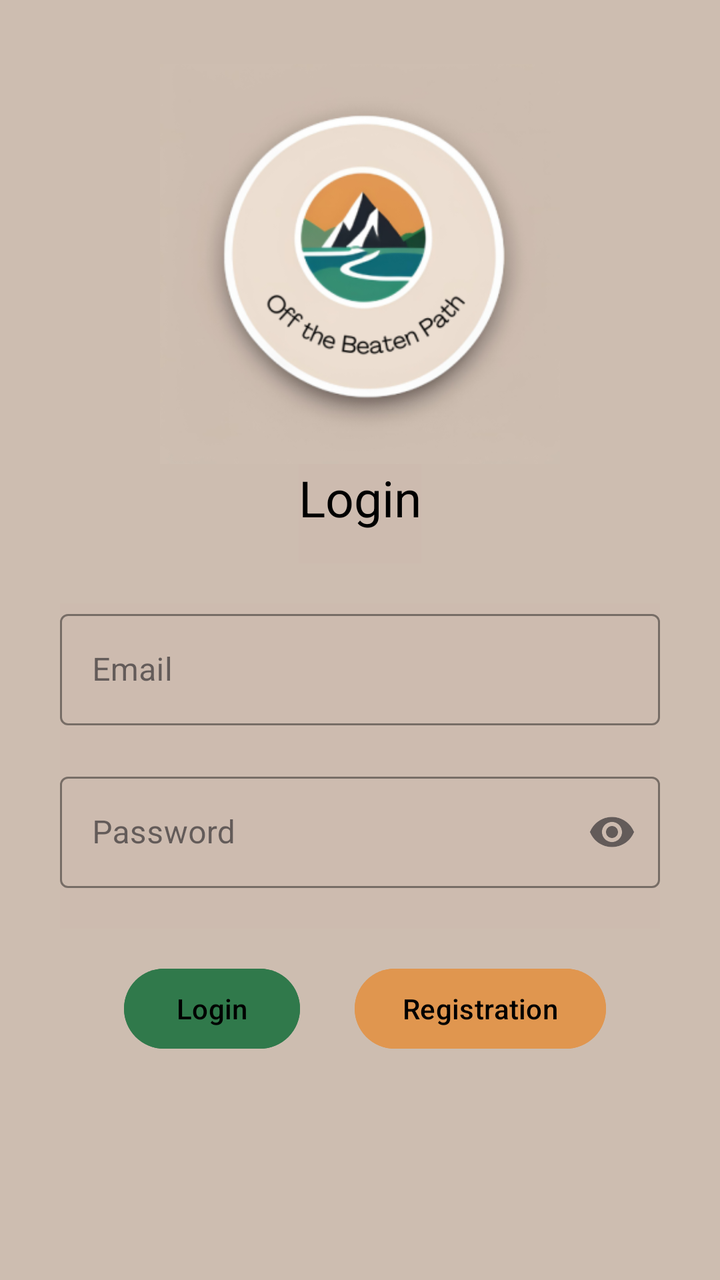
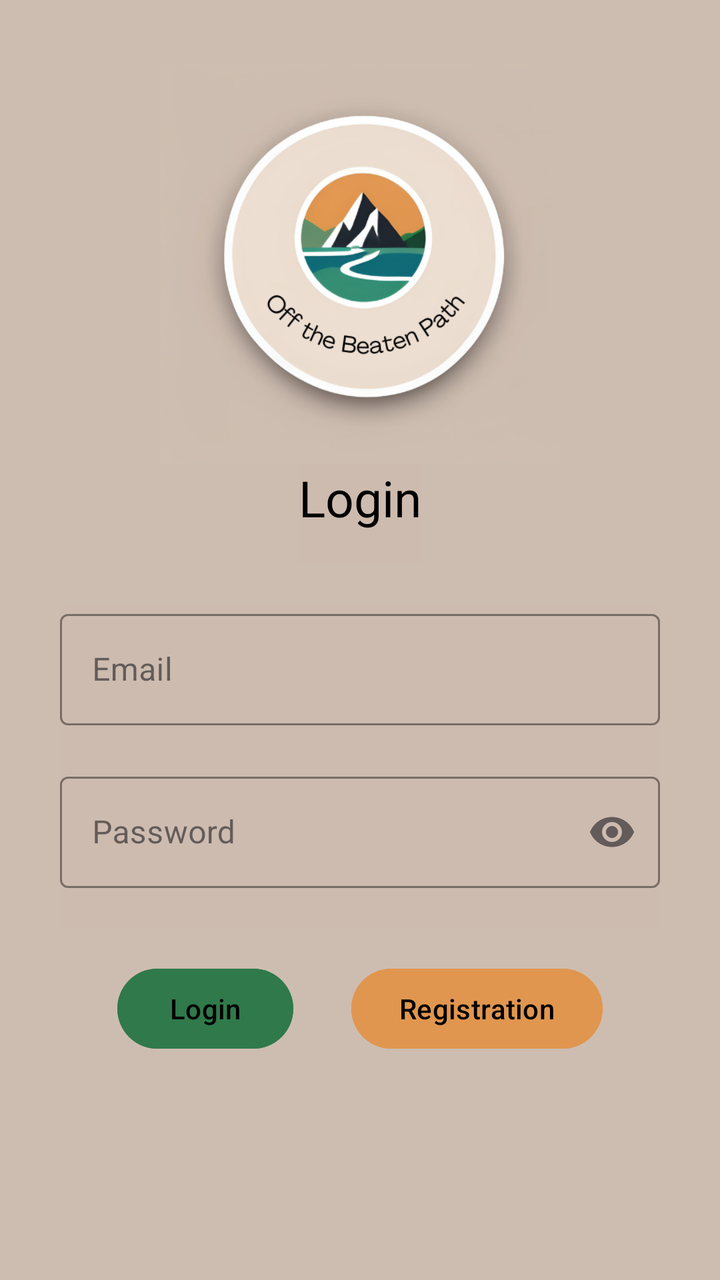

Before-and-after screenshots of an Android layout around one commit, followed by the original layout XML and the change that was made.
<!-- AndroidManifest.xml: application theme Theme.OffTheBeatenPath -->
<!-- res/layout/activity_login.xml -->
<?xml version="1.0" encoding="utf-8"?>
<androidx.constraintlayout.widget.ConstraintLayout xmlns:android="http://schemas.android.com/apk/res/android"
    xmlns:app="http://schemas.android.com/apk/res-auto"
    xmlns:tools="http://schemas.android.com/tools"
    android:id="@+id/login"
    android:layout_width="match_parent"
    android:layout_height="match_parent"
    android:background="#CDBDB0"
    tools:context=".LoginActivity">

    <ImageView
        android:id="@+id/logoImageView"
        android:layout_width="200dp"
        android:layout_height="200dp"
        android:src="@mipmap/ic_launcher_foreground"
        app:layout_constraintEnd_toEndOf="parent"
        app:layout_constraintStart_toStartOf="parent"
        app:layout_constraintTop_toBottomOf="@id/guideLine" />

    <androidx.constraintlayout.widget.Guideline
        android:id="@+id/guideLine"
        android:layout_width="wrap_content"
        android:layout_height="wrap_content"
        android:orientation="horizontal"
        app:layout_constraintGuide_percent="0.05" />

    <TextView
        android:id="@+id/loginTextView"
        android:layout_width="wrap_content"
        android:layout_height="wrap_content"
        android:background="@color/darker_brown"
        android:paddingBottom="16dp"
        android:text="@string/login"
        android:textColor="@color/black"
        android:textSize="25sp"
        app:layout_constraintEnd_toEndOf="parent"
        app:layout_constraintStart_toStartOf="parent"
        app:layout_constraintTop_toBottomOf="@id/logoImageView" />

    <com.google.android.material.textfield.TextInputLayout
        android:id="@+id/loginEmailEditText"
        android:background="@color/darker_brown"
        style="@style/Widget.MaterialComponents.TextInputLayout.OutlinedBox"
        android:layout_width="300dp"
        android:layout_height="wrap_content"
        android:layout_marginTop="20dp"
        android:hint="@string/email"
        app:boxStrokeColor="@color/greenis"
        app:hintTextColor="@color/greenis"
        app:cursorColor="@color/greenis"
        app:layout_constraintEnd_toEndOf="@id/logoImageView"
        app:layout_constraintStart_toStartOf="@id/logoImageView"
        app:layout_constraintTop_toBottomOf="@id/loginTextView"
        app:errorEnabled="true">

        <com.google.android.material.textfield.TextInputEditText
            android:layout_width="match_parent"
            android:layout_height="wrap_content" />

    </com.google.android.material.textfield.TextInputLayout>


    <com.google.android.material.textfield.TextInputLayout
        android:id="@+id/loginPasswordEditText"
        style="@style/Widget.MaterialComponents.TextInputLayout.OutlinedBox"
        android:layout_width="300dp"
        android:layout_height="wrap_content"
        android:background="@color/darker_brown"
        android:hint="@string/password"
        app:boxStrokeColor="@color/greenis"
        app:hintTextColor="@color/greenis"
        app:cursorColor="@color/greenis"
        app:endIconMode="password_toggle"
        app:layout_constraintEnd_toEndOf="@id/logoImageView"
        app:layout_constraintStart_toStartOf="@id/logoImageView"
        app:layout_constraintTop_toBottomOf="@id/loginEmailEditText"
        app:errorEnabled="true">

        <com.google.android.material.textfield.TextInputEditText
            android:layout_width="match_parent"
            android:layout_height="wrap_content"
            android:inputType="textPassword"/>

    </com.google.android.material.textfield.TextInputLayout>


    <Button
        android:id="@+id/loginButton"
        android:layout_width="wrap_content"
        android:layout_height="wrap_content"
        android:layout_marginStart="32dp"
        android:layout_marginTop="16dp"
        android:backgroundTint="@color/green"
        android:text="@string/login"
        android:textColor="@color/black"
        app:layout_constraintStart_toStartOf="@id/loginPasswordEditText"
        app:layout_constraintTop_toBottomOf="@id/loginPasswordEditText" />

    <Button
        android:id="@+id/registerButton"
        android:layout_width="wrap_content"
        android:layout_height="wrap_content"
        android:layout_marginTop="16dp"
        android:backgroundTint="@color/orange"
        android:text="@string/registration"
        android:textColor="@color/black"
        app:layout_constraintEnd_toEndOf="@id/loginPasswordEditText"
        app:layout_constraintStart_toEndOf="@id/loginButton"
        app:layout_constraintTop_toBottomOf="@id/loginPasswordEditText" />

</androidx.constraintlayout.widget.ConstraintLayout>
<!-- resources referenced by this layout -->
<resources>
  <color name="black">#FF000000</color>
  <color name="darker_brown">#CDBBAF</color>
  <color name="green">#30794B</color>
  <color name="greenis">#358D74</color>
  <color name="orange">#E0964F</color>
  <!-- mipmap ic_launcher_foreground (drawable) -->
  <vector xmlns:android="http://schemas.android.com/apk/res/android"
      xmlns:aapt="http://schemas.android.com/aapt"
      android:width="108dp"
      android:height="108dp"
      android:viewportWidth="108"
      android:viewportHeight="108">
      <path android:pathData="M31,63.928c0,0 6.4,-11 12.1,-13.1c7.2,-2.6 26,-1.4 26,-1.4l38.1,38.1L107,108.928l-32,-1L31,63.928z">
          <aapt:attr name="android:fillColor">
              <gradient
                  android:endX="85.84757"
                  android:endY="92.4963"
                  android:startX="42.9492"
                  android:startY="49.59793"
                  android:type="linear">
                  <item
                      android:color="#44000000"
                      android:offset="0.0" />
                  <item
                      android:color="#00000000"
                      android:offset="1.0" />
              </gradient>
          </aapt:attr>
      </path>
      <path
          android:fillColor="#FFFFFF"
          android:fillType="nonZero"
          android:pathData="M65.3,45.828l3.8,-6.6c0.2,-0.4 0.1,-0.9 -0.3,-1.1c-0.4,-0.2 -0.9,-0.1 -1.1,0.3l-3.9,6.7c-6.3,-2.8 -13.4,-2.8 -19.7,0l-3.9,-6.7c-0.2,-0.4 -0.7,-0.5 -1.1,-0.3C38.8,38.328 38.7,38.828 38.9,39.228l3.8,6.6C36.2,49.428 31.7,56.028 31,63.928h46C76.3,56.028 71.8,49.428 65.3,45.828zM43.4,57.328c-0.8,0 -1.5,-0.5 -1.8,-1.2c-0.3,-0.7 -0.1,-1.5 0.4,-2.1c0.5,-0.5 1.4,-0.7 2.1,-0.4c0.7,0.3 1.2,1 1.2,1.8C45.3,56.528 44.5,57.328 43.4,57.328L43.4,57.328zM64.6,57.328c-0.8,0 -1.5,-0.5 -1.8,-1.2s-0.1,-1.5 0.4,-2.1c0.5,-0.5 1.4,-0.7 2.1,-0.4c0.7,0.3 1.2,1 1.2,1.8C66.5,56.528 65.6,57.328 64.6,57.328L64.6,57.328z"
          android:strokeWidth="1"
          android:strokeColor="#00000000" />
  </vector>
  <string name="email">Email</string>
  <string name="login">Login</string>
  <string name="password">Password</string>
  <string name="registration">Registration</string>
  <style name="Theme.OffTheBeatenPath" parent="Base.Theme.OffTheBeatenPath" />
  <style name="Base.Theme.OffTheBeatenPath" parent="Theme.Material3.DayNight.NoActionBar">
          
          
      </style>
</resources>

<!-- the commit's change to res/layout/activity_login.xml (unified diff, before → after) -->
@@ -12,7 +12,7 @@
         android:id="@+id/logoImageView"
         android:layout_width="200dp"
         android:layout_height="200dp"
-        android:src="@mipmap/ic_launcher_foreground"
+        android:src="@drawable/logo"
         app:layout_constraintEnd_toEndOf="parent"
         app:layout_constraintStart_toStartOf="parent"
         app:layout_constraintTop_toBottomOf="@id/guideLine" />
@@ -88,13 +88,13 @@
         android:id="@+id/loginButton"
         android:layout_width="wrap_content"
         android:layout_height="wrap_content"
-        android:layout_marginStart="32dp"
         android:layout_marginTop="16dp"
         android:backgroundTint="@color/green"
         android:text="@string/login"
         android:textColor="@color/black"
         app:layout_constraintStart_toStartOf="@id/loginPasswordEditText"
-        app:layout_constraintTop_toBottomOf="@id/loginPasswordEditText" />
+        app:layout_constraintTop_toBottomOf="@id/loginPasswordEditText"
+        app:layout_constraintEnd_toStartOf="@id/registerButton"/>
 
     <Button
         android:id="@+id/registerButton"
<!-- resource entries referenced after the edit -->
@@ -5,37 +5,7 @@
   <color name="green">#30794B</color>
   <color name="greenis">#358D74</color>
   <color name="orange">#E0964F</color>
-  <!-- mipmap ic_launcher_foreground (drawable) -->
-  <vector xmlns:android="http://schemas.android.com/apk/res/android"
-      xmlns:aapt="http://schemas.android.com/aapt"
-      android:width="108dp"
-      android:height="108dp"
-      android:viewportWidth="108"
-      android:viewportHeight="108">
-      <path android:pathData="M31,63.928c0,0 6.4,-11 12.1,-13.1c7.2,-2.6 26,-1.4 26,-1.4l38.1,38.1L107,108.928l-32,-1L31,63.928z">
-          <aapt:attr name="android:fillColor">
-              <gradient
-                  android:endX="85.84757"
-                  android:endY="92.4963"
-                  android:startX="42.9492"
-                  android:startY="49.59793"
-                  android:type="linear">
-                  <item
-                      android:color="#44000000"
-                      android:offset="0.0" />
-                  <item
-                      android:color="#00000000"
-                      android:offset="1.0" />
-              </gradient>
-          </aapt:attr>
-      </path>
-      <path
-          android:fillColor="#FFFFFF"
-          android:fillType="nonZero"
-          android:pathData="M65.3,45.828l3.8,-6.6c0.2,-0.4 0.1,-0.9 -0.3,-1.1c-0.4,-0.2 -0.9,-0.1 -1.1,0.3l-3.9,6.7c-6.3,-2.8 -13.4,-2.8 -19.7,0l-3.9,-6.7c-0.2,-0.4 -0.7,-0.5 -1.1,-0.3C38.8,38.328 38.7,38.828 38.9,39.228l3.8,6.6C36.2,49.428 31.7,56.028 31,63.928h46C76.3,56.028 71.8,49.428 65.3,45.828zM43.4,57.328c-0.8,0 -1.5,-0.5 -1.8,-1.2c-0.3,-0.7 -0.1,-1.5 0.4,-2.1c0.5,-0.5 1.4,-0.7 2.1,-0.4c0.7,0.3 1.2,1 1.2,1.8C45.3,56.528 44.5,57.328 43.4,57.328L43.4,57.328zM64.6,57.328c-0.8,0 -1.5,-0.5 -1.8,-1.2s-0.1,-1.5 0.4,-2.1c0.5,-0.5 1.4,-0.7 2.1,-0.4c0.7,0.3 1.2,1 1.2,1.8C66.5,56.528 65.6,57.328 64.6,57.328L64.6,57.328z"
-          android:strokeWidth="1"
-          android:strokeColor="#00000000" />
-  </vector>
+  <!-- drawable logo: png bitmap (drawable, 128967 bytes) -->
   <string name="email">Email</string>
   <string name="login">Login</string>
   <string name="password">Password</string>
